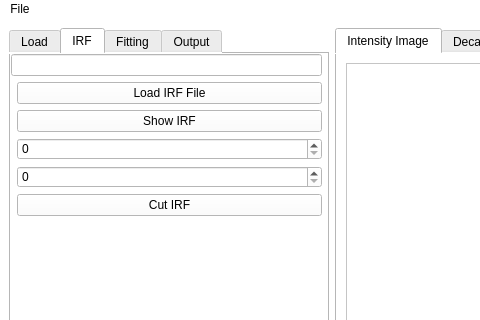
First picture: the form in qt_app/gui/agbp_flimfitter.ui, repository Tomkaehst/PhasorFLIM, before the edit; both pictures show x 0 to 480 and y 0 to 320 of the 1230 by 893 pixel window.
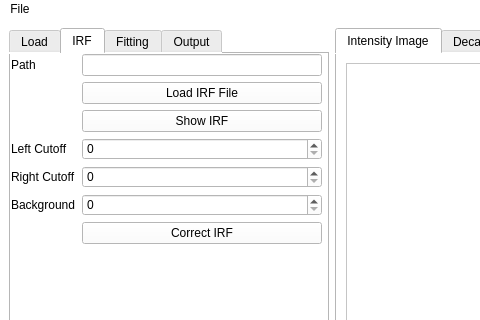
Second picture: the form after the edit. The open tabs and pages were chosen to show the change. Custom widgets are drawn as their Qt base class.

Commit message: added additinal buttons and spin boxes for IRF cutting and background subtraction.

Patch:
```diff
--- a/qt_app/gui/agbp_flimfitter.ui
+++ b/qt_app/gui/agbp_flimfitter.ui
@@ -235,33 +235,64 @@
          </rect>
         </property>
         <layout class="QFormLayout" name="formLayout_2">
-         <item row="0" column="0" colspan="2">
-          <widget class="QLineEdit" name="lineEdit_filePathIRF"/>
-         </item>
-         <item row="1" column="1">
+         <item row="2" column="1">
           <widget class="QPushButton" name="pushButton_loadIRF">
            <property name="text">
             <string>Load IRF File</string>
            </property>
           </widget>
          </item>
-         <item row="2" column="1">
+         <item row="3" column="1">
           <widget class="QPushButton" name="pushButton_showIRF">
            <property name="text">
             <string>Show IRF</string>
            </property>
           </widget>
          </item>
-         <item row="3" column="1">
-          <widget class="QSpinBox" name="spinBox_irfLeftCut"/>
-         </item>
-         <item row="4" column="1">
+         <item row="6" column="1">
           <widget class="QSpinBox" name="spinBox_irfRightCut"/>
          </item>
          <item row="5" column="1">
-          <widget class="QPushButton" name="pushButton_cutIRF">
+          <widget class="QSpinBox" name="spinBox_irfLeftCut"/>
+         </item>
+         <item row="8" column="1">
+          <widget class="QSpinBox" name="spinBox_IRFBackground"/>
+         </item>
+         <item row="5" column="0">
+          <widget class="QLabel" name="label_IRFleftCutoff">
            <property name="text">
-            <string>Cut IRF</string>
+            <string>Left Cutoff</string>
+           </property>
+          </widget>
+         </item>
+         <item row="6" column="0">
+          <widget class="QLabel" name="label_IRFrightCutoff">
+           <property name="text">
+            <string>Right Cutoff</string>
+           </property>
+          </widget>
+         </item>
+         <item row="8" column="0">
+          <widget class="QLabel" name="label_IRFBackground">
+           <property name="text">
+            <string>Background</string>
+           </property>
+          </widget>
+         </item>
+         <item row="9" column="1">
+          <widget class="QPushButton" name="pushButton_correctIRF">
+           <property name="text">
+            <string>Correct IRF</string>
+           </property>
+          </widget>
+         </item>
+         <item row="1" column="1">
+          <widget class="QLineEdit" name="lineEdit_filePathIRF"/>
+         </item>
+         <item row="1" column="0">
+          <widget class="QLabel" name="label_IRFPath">
+           <property name="text">
+            <string>Path</string>
            </property>
           </widget>
          </item>
```
Left out of the diff: 32 changed lines with no effect on the pictures. The commit also changes 2 other files.
